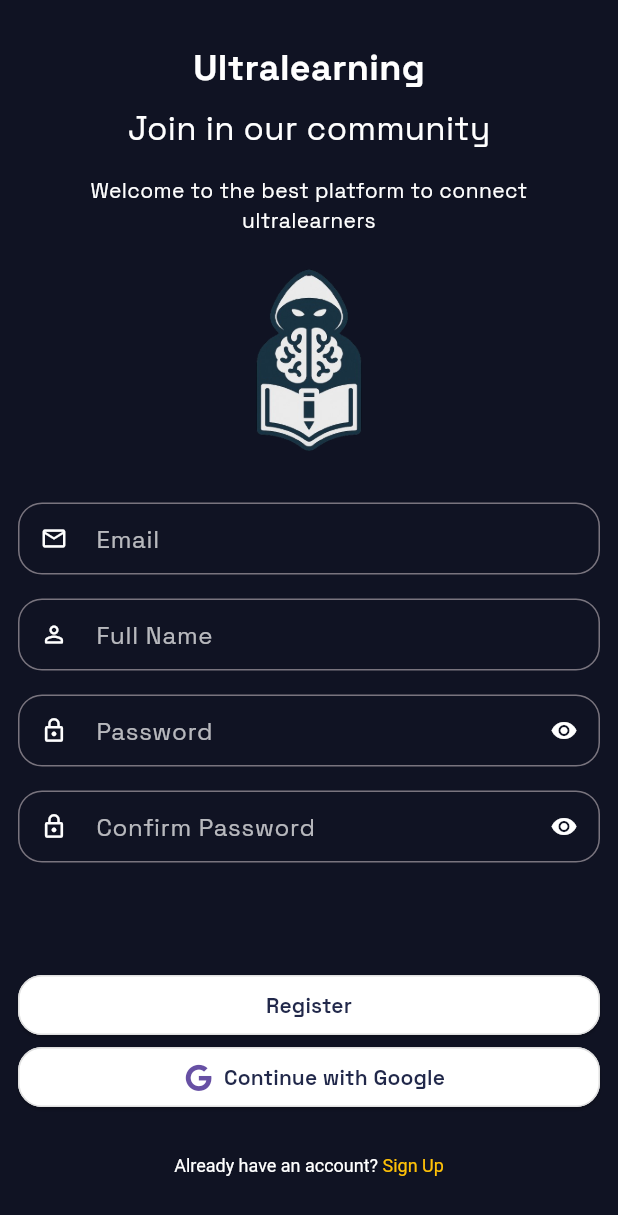
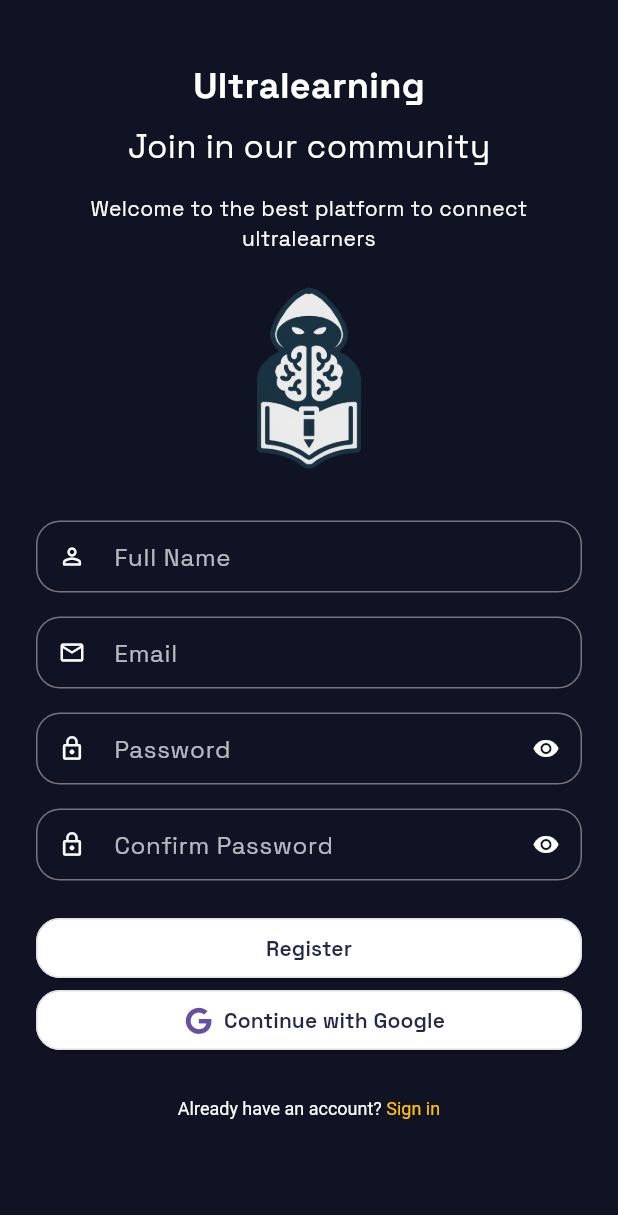
Before and after one commit to CtrlAltDevs/SkillForge, a Flutter app: the RegisterScreen screen opened by its route, after a tap on "Register", on a phone screen of 412 x 824 dp. Shown: the top 1215 px of the screen. Run offline on Flutter 3.47's test engine with Material 3 defaults, Android fonts, the phone set to English and light mode, and no system bars; our stand-ins replace firebase_auth, firebase_core, flutter_bloc, font_awesome_flutter, go_router; accounts and stored records are empty; network calls fail.

Commit message:
feat: implement user registration with email and password, including UI updates and state management

```diff
--- a/lib/authentication/bloc/auth_bloc.dart
+++ b/lib/authentication/bloc/auth_bloc.dart
@@ -18,6 +18,16 @@ class AuthBloc extends Bloc<AuthEvent, AuthState> {
       }
     });
 
+    on<RegisterWithEmailAndPassword>((event, emit) async {
+      emit(AuthLoading());
+      try {
+        await authRepository.signInWithEmail(event.email, event.password);
+        emit(AuthSuccess());
+      } catch (e) {
+        emit(AuthFailure(e.toString()));
+      }
+    });
+
     on<AuthSignOut>((event, emit) async {
       await authRepository.signOut();
       emit(AuthInitial());
--- a/lib/authentication/bloc/auth_event.dart
+++ b/lib/authentication/bloc/auth_event.dart
@@ -10,3 +10,9 @@ class AuthSignInWithEmail extends AuthEvent {
 class AuthSignInWithGoogle extends AuthEvent {}
 
 class AuthSignOut extends AuthEvent {}
+
+class RegisterWithEmailAndPassword extends AuthEvent {
+  final String email;
+  final String password;
+  RegisterWithEmailAndPassword({required this.email, required this.password});
+}
--- a/lib/authentication/repository/auth_repository.dart
+++ b/lib/authentication/repository/auth_repository.dart
@@ -10,6 +10,16 @@ class AuthRepository {
     );
   }
 
+  Future<void> createUserWithEmailAndPassword(
+    String email,
+    String password,
+  ) async {
+    await _firebaseAuth.createUserWithEmailAndPassword(
+      email: email,
+      password: password,
+    );
+  }
+
   Future<void> signOut() async {
     await _firebaseAuth.signOut();
   }
--- a/lib/pages/register/register_screen.dart
+++ b/lib/pages/register/register_screen.dart
@@ -1,7 +1,10 @@
 import 'package:flutter/gestures.dart';
 import 'package:flutter/material.dart';
+import 'package:flutter_bloc/flutter_bloc.dart';
 import 'package:font_awesome_flutter/font_awesome_flutter.dart';
 import 'package:go_router/go_router.dart';
+import 'package:skillforge/authentication/bloc/auth_bloc.dart';
+import 'package:skillforge/authentication/bloc/auth_event.dart';
 import 'package:skillforge/utils/app_colors.dart';
 import 'package:skillforge/widgets/custom_button.dart';
 import 'package:skillforge/widgets/custom_text_form_field.dart';
@@ -14,13 +17,28 @@ class RegisterScreen extends StatefulWidget {
 }
 
 class _RegisterScreenState extends State<RegisterScreen> {
+  final _emailController = TextEditingController();
+  final _passwordController = TextEditingController();
+
   @override
   Widget build(BuildContext context) {
     return Scaffold(
       backgroundColor: AppColors.background,
       body: SafeArea(
+        child: SingleChildScrollView(
+          padding: const EdgeInsets.all(12.0),
+          physics: const BouncingScrollPhysics(),
+          child: ConstrainedBox(
+            constraints: BoxConstraints(
+              minHeight:
+                  MediaQuery.of(context).size.height -
+                  MediaQuery.of(context).padding.top -
+                  MediaQuery.of(context).padding.bottom -
+                  50,
+            ),
             child: Padding(
               padding: const EdgeInsets.all(12.0),
+              child: IntrinsicHeight(
                 child: Column(
                   children: [
                     const SizedBox(height: 16),
@@ -46,59 +64,66 @@ class _RegisterScreenState extends State<RegisterScreen> {
                         style: TextStyle(fontSize: 14.0, color: Colors.white),
                       ),
                     ),
-              Image.asset("assets/images/logo_skillforge.png", height: 150),
+                    Image.asset(
+                      "assets/images/logo_skillforge.png",
+                      height: 150,
+                    ),
                     const SizedBox(height: 12),
                     Padding(
                       padding: const EdgeInsets.symmetric(vertical: 8.0),
                       child: CustomTextFormField(
-                  hintText: 'Email',
-                  icon: Icons.email_outlined, // Email icon
+                        hintText: 'Full Name',
+                        icon: Icons.person_outline_rounded,
                       ),
                     ),
                     Padding(
                       padding: const EdgeInsets.symmetric(vertical: 8.0),
                       child: CustomTextFormField(
-                  hintText: 'Full Name',
-                  icon: Icons.person_outline_rounded, // User icon
+                        hintText: 'Email',
+                        controller: _emailController,
+                        icon: Icons.email_outlined,
                       ),
                     ),
+
                     Padding(
                       padding: const EdgeInsets.symmetric(vertical: 8.0),
                       child: CustomTextFormField(
                         hintText: 'Password',
-                  icon: Icons.lock_outline, // Lock icon
-                  obscureText: true, // Hide password
+                        controller: _passwordController,
+                        icon: Icons.lock_outline,
+                        obscureText: true,
                       ),
                     ),
                     Padding(
                       padding: const EdgeInsets.symmetric(vertical: 8.0),
                       child: CustomTextFormField(
                         hintText: 'Confirm Password',
-                  icon: Icons.lock_outline, // Lock icon
-                  obscureText: true, // Hide password
+                        icon: Icons.lock_outline,
+                        obscureText: true,
                       ),
                     ),
-              const Spacer(), // Pushes content to the top and buttons to the bottom
+                    const Spacer(),
                     CustomButton(
                       onPressed: () {
-                  // Handle registration logic here
+                        context.read<AuthBloc>().add(
+                          RegisterWithEmailAndPassword(
+                            email: _emailController.text,
+                            password: _passwordController.text,
+                          ),
+                        );
                       },
                       name: 'Register',
                       color: Colors.white,
                       textColor: AppColors.blueGrey,
                     ),
                     CustomButton(
-                onPressed: () {
-                  // Handle Google registration logic here
-                },
+                      onPressed: () {},
                       name: 'Continue with Google',
                       color: Colors.white,
                       textColor: AppColors.blueGrey,
                       iconData: FontAwesomeIcons.google,
                     ),
-              const SizedBox(
-                height: 20.0,
-              ), // Spacing before "Already have an account?"
+                    const SizedBox(height: 20.0),
                     Padding(
                       padding: const EdgeInsets.all(8.0),
                       child: RichText(
@@ -106,11 +131,17 @@ class _RegisterScreenState extends State<RegisterScreen> {
                           children: [
                             TextSpan(
                               text: "Already have an account? ",
-                        style: TextStyle(color: Colors.white, fontSize: 12.0),
+                              style: TextStyle(
+                                color: Colors.white,
+                                fontSize: 12.0,
+                              ),
                             ),
                             TextSpan(
-                        text: "Sign Up",
-                        style: TextStyle(color: Colors.amber, fontSize: 12.0),
+                              text: "Sign in",
+                              style: TextStyle(
+                                color: Colors.amber,
+                                fontSize: 12.0,
+                              ),
                               recognizer: TapGestureRecognizer()
                                 ..onTap = () {
                                   context.go("/login");
@@ -120,8 +151,11 @@ class _RegisterScreenState extends State<RegisterScreen> {
                         ),
                       ),
                     ),
-              const SizedBox(height: 20.0), // Bottom padding
+                    const SizedBox(height: 20.0),
                   ],
+                ),
+              ),
+            ),
           ),
         ),
       ),
```
Lines whose indentation alone changed are shown as unchanged.
